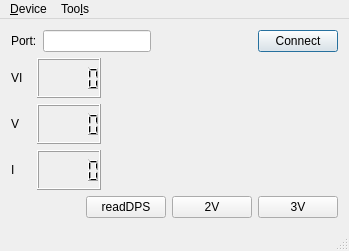
This is mainwindow.ui in pfostenberg/QtDPS3005Rest as Qt 5 draws it before an edit. The edited form follows.
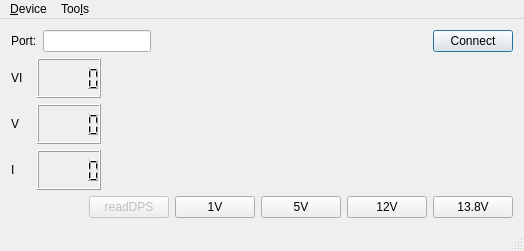
This is the edited form. Icons and pictures are not drawn.

Commit message: Added button 1V,5V,12V,13.8V

Diff of the .ui file:
```diff
--- a/mainwindow.ui
+++ b/mainwindow.ui
@@ -6,7 +6,7 @@
    <rect>
     <x>0</x>
     <y>0</y>
-    <width>349</width>
+    <width>524</width>
     <height>251</height>
    </rect>
   </property>
@@ -199,6 +199,9 @@
       </item>
       <item>
        <widget class="QPushButton" name="readDPS">
+        <property name="enabled">
+         <bool>false</bool>
+        </property>
         <property name="text">
          <string>readDPS</string>
         </property>
@@ -207,14 +210,28 @@
       <item>
        <widget class="QPushButton" name="pb2V">
         <property name="text">
-         <string>2V</string>
+         <string>1V</string>
         </property>
        </widget>
       </item>
       <item>
        <widget class="QPushButton" name="pb3V">
         <property name="text">
-         <string>3V</string>
+         <string>5V</string>
+        </property>
+       </widget>
+      </item>
+      <item>
+       <widget class="QPushButton" name="pb12V">
+        <property name="text">
+         <string>12V</string>
+        </property>
+       </widget>
+      </item>
+      <item>
+       <widget class="QPushButton" name="pb138V">
+        <property name="text">
+         <string>13.8V</string>
         </property>
        </widget>
       </item>
@@ -228,7 +245,7 @@
     <rect>
      <x>0</x>
      <y>0</y>
-     <width>349</width>
+     <width>524</width>
      <height>26</height>
     </rect>
    </property>
```
Left out of the diff: 6 changed lines with no effect on the pictures. The commit also changes 3 other files.
